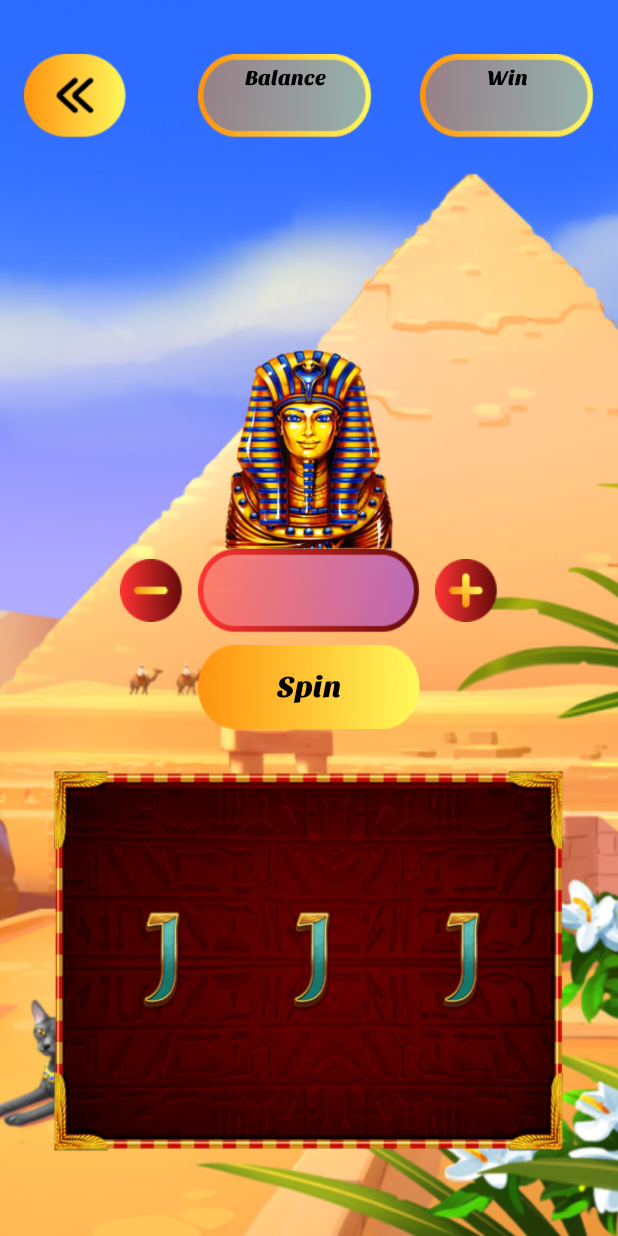
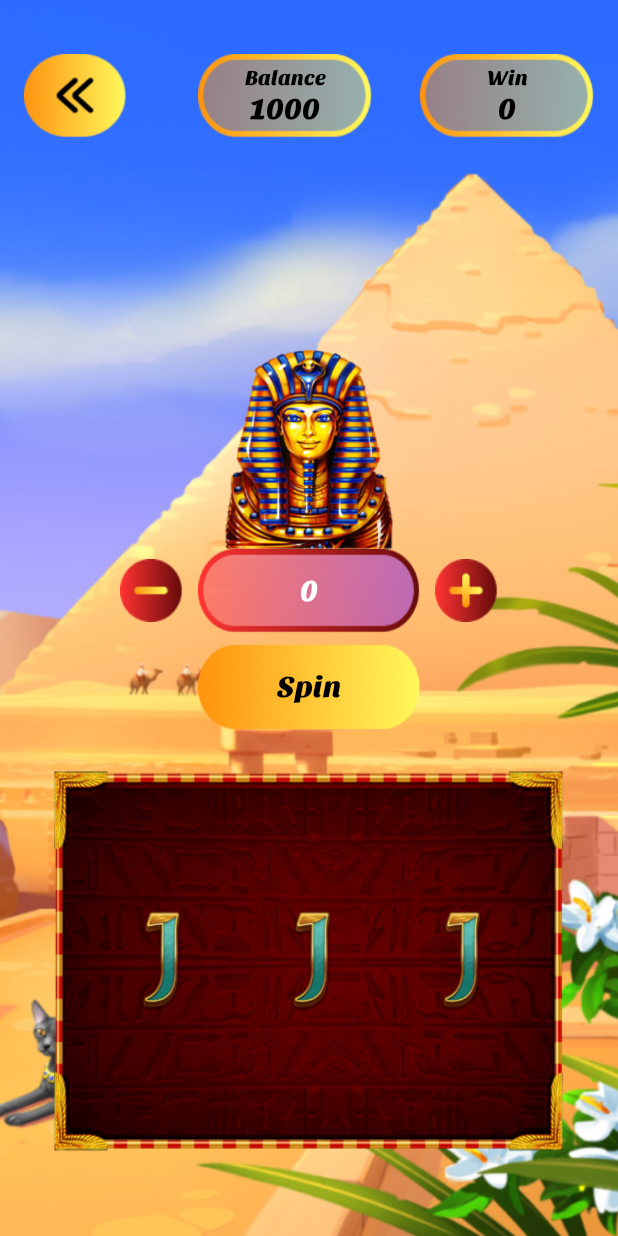
Before and after one commit to lLeoNeedl/81-android, an Android app: the FirstGameActivity screen opened directly, with no data from a screen before it, on a phone screen of 412 x 824 dp. Run offline under Robolectric (Android 15) with nearby library versions, the phone set to English and light mode, and no system bars.

Commit message:
Worked with slots code

```diff
--- a/app/src/main/java/com/nile/fortu/game/FirstGameActivity.kt
+++ b/app/src/main/java/com/nile/fortu/game/FirstGameActivity.kt
@@ -4,93 +4,105 @@ import android.content.Context
 import android.content.Intent
 import androidx.appcompat.app.AppCompatActivity
 import android.os.Bundle
-import android.widget.FrameLayout
-import android.widget.ImageButton
-import android.widget.ImageView
 import android.widget.Toast
+import com.nile.fortu.game.databinding.ActivityFirstGameBinding
 import com.nile.fortu.game.slotImagesScroll.EventEnd
-import com.nile.fortu.game.slotImagesScroll.SlotScroll
 import com.nile.fortu.game.slotImagesScroll.Utils
 import kotlin.random.Random
 
 class FirstGameActivity : AppCompatActivity(), EventEnd {
 
     private var countDown = 0
+    private var currentBet = 0
+    private var score = 0
 
-    private lateinit var image1: SlotScroll
-    private lateinit var image2: SlotScroll
-    private lateinit var image3: SlotScroll
-    private lateinit var flSpin: FrameLayout
-    private lateinit var btnReturn: ImageButton
-    private lateinit var leverDown: ImageView
-    private lateinit var leverUp: ImageView
+    private val binding by lazy {
+        ActivityFirstGameBinding.inflate(layoutInflater)
+    }
 
     override fun onCreate(savedInstanceState: Bundle?) {
         super.onCreate(savedInstanceState)
-        setContentView(R.layout.activity_first_game)
+        setContentView(binding.root)
 
-        initViews()
+        binding.slot1?.eventEnd = this
+        binding.slot2?.eventEnd = this
+        binding.slot3?.eventEnd = this
 
-        image1.eventEnd = this
-        image2.eventEnd = this
-        image3.eventEnd = this
+        binding.tvBet?.text = currentBet.toString()
+        binding.tvBalance?.text = Utils.balance.toString()
+        binding.tvScore?.text = score.toString()
 
-        flSpin.setOnClickListener {
-            if (Utils.score >= 50) {
-//                leverUp.visibility = View.GONE
-//                leverDown.visibility = View.VISIBLE
-                image1.setRandomValue(Random.nextInt(6), Random.nextInt(15 - 5 + 1) + 5)
-                image2.setRandomValue(Random.nextInt(6), Random.nextInt(15 - 5 + 1) + 5)
-                image3.setRandomValue(Random.nextInt(6), Random.nextInt(15 - 5 + 1) + 5)
-                Utils.score -= 50
-//                var score = binding.frameLayout.findViewById<TextView>(R.id.score)
-//                score.text = Utils.score.toString()
+        binding.flSpin.setOnClickListener {
+            if (currentBet <= Utils.balance) {
+                binding.slot1?.setRandomValue(Random.nextInt(6), Random.nextInt(15 - 5 + 1) + 5)
+                binding.slot2?.setRandomValue(Random.nextInt(6), Random.nextInt(15 - 5 + 1) + 5)
+                binding.slot3?.setRandomValue(Random.nextInt(6), Random.nextInt(15 - 5 + 1) + 5)
             } else {
                 Toast.makeText(this, "You don't have enough money", Toast.LENGTH_SHORT).show()
             }
         }
 
-        btnReturn.setOnClickListener {
+        binding.btnIncrease?.setOnClickListener {
+            increaseBet()
+        }
+
+        binding.btnDecrease?.setOnClickListener {
+            if (currentBet != 0) {
+                decreaseBet()
+            }
+        }
+
+        binding.btnReturn.setOnClickListener {
             finish()
         }
+    }
+
+    private fun increaseBet() {
+        currentBet += 100
+        binding.tvBet?.text = currentBet.toString()
+    }
+
+    private fun decreaseBet() {
+        currentBet -= 100
+        binding.tvBet?.text = currentBet.toString()
+    }
+
+    override fun eventEnd(result: Int, bet: Int) {
+        if (countDown < 2) {
+            countDown++
+        } else {
+            countDown = 0
+
+            if (binding.slot1?.value == binding.slot2?.value && binding.slot2?.value == binding.slot3?.value) {
+                Toast.makeText(this, "YOU WON!!!", Toast.LENGTH_SHORT).show()
+                score = currentBet * 2
+                Utils.balance += score
+                binding.tvBalance?.text = Utils.balance.toString()
+            } else if (binding.slot1?.value == binding.slot2?.value || binding.slot2?.value == binding.slot3?.value || binding.slot1?.value == binding.slot3?.value) {
+                Toast.makeText(this, "You did good.", Toast.LENGTH_SHORT).show()
+                score = currentBet
+                Utils.balance += score
+                binding.tvBalance?.text = Utils.balance.toString()
+            } else {
+                Toast.makeText(this, "You lost. Better luck next time.", Toast.LENGTH_SHORT).show()
+                Utils.balance -= currentBet
+                binding.tvBalance?.text = Utils.balance.toString()
+            }
+        }
+        binding.tvScore?.text = score.toString()
+    }
+
+    override fun disableButton() {
+        binding.flSpin.isClickable = false
+        binding.flSpin.isFocusable = false
+    }
+
+    override fun enableButton() {
+        binding.flSpin.isClickable = true
+        binding.flSpin.isFocusable = true
     }
 
     companion object {
         fun newIntent(context: Context) = Intent(context, FirstGameActivity::class.java)
     }
-
-
-    private fun initViews() {
-        image1 = findViewById(R.id.image1)
-        image2 = findViewById(R.id.image2)
-        image3 = findViewById(R.id.image3)
-        flSpin = findViewById(R.id.fl_spin)
-        btnReturn = findViewById(R.id.btn_return)
-        leverDown = findViewById(R.id.leverDown)
-        leverUp = findViewById(R.id.leverUp)
-    }
-
-    override fun eventEnd(result: Int, count: Int) {
-        if (countDown < 2) {
-            countDown++
-        } else {
-//            leverDown.visibility = View.GONE
-//            leverUp.visibility = View.VISIBLE
-            countDown = 0
-
-            if (image1.value == image2.value && image2.value == image3.value) {
-                Toast.makeText(this, "YOU WON!!!", Toast.LENGTH_SHORT).show()
-                Utils.score += 300
-//                score_tv.text = Utils.score.toString()
-            } else if (image1.value == image2.value || image2.value == image3.value || image1.value == image3.value) {
-                Toast.makeText(this, "You did good.", Toast.LENGTH_SHORT).show()
-                Utils.score += 100
-//                score_tv.text = Utils.score.toString()
-            } else {
-                Toast.makeText(this, "You lost. Better luck next time.", Toast.LENGTH_SHORT).show()
-                Utils.score += 0
-//                score_tv.text = Utils.score.toString()
-            }
-        }
-    }
 }
--- a/app/src/main/java/com/nile/fortu/game/slotImagesScroll/EventEnd.kt
+++ b/app/src/main/java/com/nile/fortu/game/slotImagesScroll/EventEnd.kt
@@ -2,6 +2,10 @@ package com.nile.fortu.game.slotImagesScroll
 
 interface EventEnd {
 
-    fun eventEnd(result: Int, count: Int)
+    fun eventEnd(result: Int, bet: Int)
+
+    fun disableButton()
+
+    fun enableButton()
 
 }
--- a/app/src/main/java/com/nile/fortu/game/slotImagesScroll/Utils.kt
+++ b/app/src/main/java/com/nile/fortu/game/slotImagesScroll/Utils.kt
@@ -9,6 +9,6 @@ object Utils {
     var runeImage = 4
     var wildImage = 5
 
-    var score = 1000 //initializing the score with a value
+    var balance = 1000
 
 }
--- a/app/src/main/res/layout-land/activity_first_game.xml
+++ b/app/src/main/res/layout-land/activity_first_game.xml
@@ -181,7 +181,7 @@
     </LinearLayout>
 
     <LinearLayout
-        android:id="@+id/linearLayout"
+        android:id="@+id/fl_slots"
         android:layout_width="340dp"
         android:layout_height="254dp"
         android:layout_marginStart="52dp"
--- a/app/src/main/res/layout-land/activity_second_game.xml
+++ b/app/src/main/res/layout-land/activity_second_game.xml
@@ -181,7 +181,7 @@
     </LinearLayout>
 
     <LinearLayout
-        android:id="@+id/linearLayout"
+        android:id="@+id/fl_slots"
         android:layout_width="340dp"
         android:layout_height="254dp"
         android:layout_marginStart="52dp"
--- a/app/src/main/res/layout/activity_first_game.xml
+++ b/app/src/main/res/layout/activity_first_game.xml
@@ -15,7 +15,8 @@
         app:layout_constraintStart_toStartOf="parent"
         app:layout_constraintTop_toTopOf="parent"
         android:layout_marginBottom="-2dp"
-        android:src="@drawable/first_game_bg"/>
+        android:src="@drawable/first_game_bg"
+        android:contentDescription="@string/app_name" />
 
     <ImageButton
         android:id="@+id/btn_return"
@@ -51,6 +52,7 @@
             android:textColor="@color/black" />
 
         <TextView
+            android:id="@+id/tv_balance"
             style="@style/secondaryTextStyle"
             android:layout_width="match_parent"
             android:layout_height="wrap_content"
@@ -83,6 +85,7 @@
             android:textColor="@color/black" />
 
         <TextView
+            android:id="@+id/tv_score"
             style="@style/secondaryTextStyle"
             android:layout_width="match_parent"
             android:layout_height="wrap_content"
@@ -98,7 +101,7 @@
         android:layout_height="wrap_content"
         android:gravity="center_horizontal"
         android:orientation="vertical"
-        app:layout_constraintBottom_toTopOf="@+id/linearLayout"
+        app:layout_constraintBottom_toTopOf="@+id/fl_slots"
         app:layout_constraintEnd_toEndOf="parent"
         app:layout_constraintStart_toStartOf="parent">
 
@@ -125,6 +128,7 @@
             app:layout_constraintStart_toStartOf="parent">
 
             <ImageButton
+                android:id="@+id/btn_decrease"
                 android:layout_width="42dp"
                 android:layout_height="42dp"
                 android:layout_marginEnd="10dp"
@@ -141,7 +145,7 @@
                 app:layout_constraintStart_toStartOf="parent">
 
                 <TextView
-                    android:id="@+id/score"
+                    android:id="@+id/tv_bet"
                     style="@style/secondaryTextStyle"
                     android:layout_width="match_parent"
                     android:layout_height="wrap_content"
@@ -153,6 +157,7 @@
             </FrameLayout>
 
             <ImageButton
+                android:id="@+id/btn_increase"
                 android:layout_width="42dp"
                 android:layout_height="42dp"
                 android:layout_marginStart="10dp"
@@ -169,7 +174,7 @@
             android:background="@drawable/btn_spin_ripple"
             android:clickable="true"
             android:focusable="true"
-            app:layout_constraintBottom_toTopOf="@+id/linearLayout"
+            app:layout_constraintBottom_toTopOf="@+id/fl_slots"
             app:layout_constraintEnd_toEndOf="parent"
             app:layout_constraintStart_toStartOf="parent">
 
@@ -187,7 +192,7 @@
     </LinearLayout>
 
     <FrameLayout
-        android:id="@+id/linearLayout"
+        android:id="@+id/fl_slots"
         android:layout_width="340dp"
         android:layout_height="254dp"
         android:layout_marginBottom="56dp"
@@ -199,7 +204,7 @@
         android:layout_centerInParent="true">
 
         <LinearLayout
-            android:id="@+id/imagesLayout"
+            android:id="@+id/ll_slots"
             android:layout_width="wrap_content"
             android:layout_height="match_parent"
             tools:ignore="UselessParent"
@@ -207,7 +212,7 @@
             >
 
             <com.nile.fortu.game.slotImagesScroll.SlotScroll
-                android:id="@+id/image1"
+                android:id="@+id/slot1"
                 android:padding="10sp"
                 android:layout_width="100dp"
                 android:layout_height="220dp"
@@ -215,35 +220,20 @@
                 />
 
             <com.nile.fortu.game.slotImagesScroll.SlotScroll
-                android:id="@+id/image2"
+                android:id="@+id/slot2"
                 android:padding="10sp"
                 android:layout_width="100dp"
                 android:layout_height="220dp"
                 android:layout_gravity="center_vertical" />
 
             <com.nile.fortu.game.slotImagesScroll.SlotScroll
-                android:id="@+id/image3"
+                android:id="@+id/slot3"
                 android:padding="10sp"
                 android:layout_width="100dp"
                 android:layout_height="220dp"
                 android:layout_gravity="center_vertical" />
 
         </LinearLayout>
-
-        <ImageView
-            android:id="@+id/leverUp"
-            android:layout_marginTop="50sp"
-            android:layout_width="wrap_content"
-            android:layout_height="wrap_content"
-            android:contentDescription="@string/image"/>
-
-        <ImageView
-            android:id="@+id/leverDown"
-            android:layout_marginTop="120sp"
-            android:visibility="gone"
-            android:layout_width="wrap_content"
-            android:layout_height="wrap_content"
-            android:contentDescription="@string/image" />
     </FrameLayout>
 
 </androidx.constraintlayout.widget.ConstraintLayout>
--- a/app/src/main/res/layout/activity_second_game.xml
+++ b/app/src/main/res/layout/activity_second_game.xml
@@ -98,7 +98,7 @@
         android:layout_height="wrap_content"
         android:gravity="center_horizontal"
         android:orientation="vertical"
-        app:layout_constraintBottom_toTopOf="@+id/linearLayout"
+        app:layout_constraintBottom_toTopOf="@+id/fl_slots"
         app:layout_constraintEnd_toEndOf="parent"
         app:layout_constraintStart_toStartOf="parent">
 
@@ -168,7 +168,7 @@
             android:background="@drawable/btn_spin_ripple"
             android:clickable="true"
             android:focusable="true"
-            app:layout_constraintBottom_toTopOf="@+id/linearLayout"
+            app:layout_constraintBottom_toTopOf="@+id/fl_slots"
             app:layout_constraintEnd_toEndOf="parent"
             app:layout_constraintStart_toStartOf="parent">
 
@@ -186,7 +186,7 @@
     </LinearLayout>
 
     <LinearLayout
-        android:id="@+id/linearLayout"
+        android:id="@+id/fl_slots"
         android:layout_width="340dp"
         android:layout_height="254dp"
         android:layout_marginBottom="56dp"
```
Also changed, not shown: app/src/main/java/com/nile/fortu/game/slotImagesScroll/SlotScroll.kt (+5 -5 lines).
